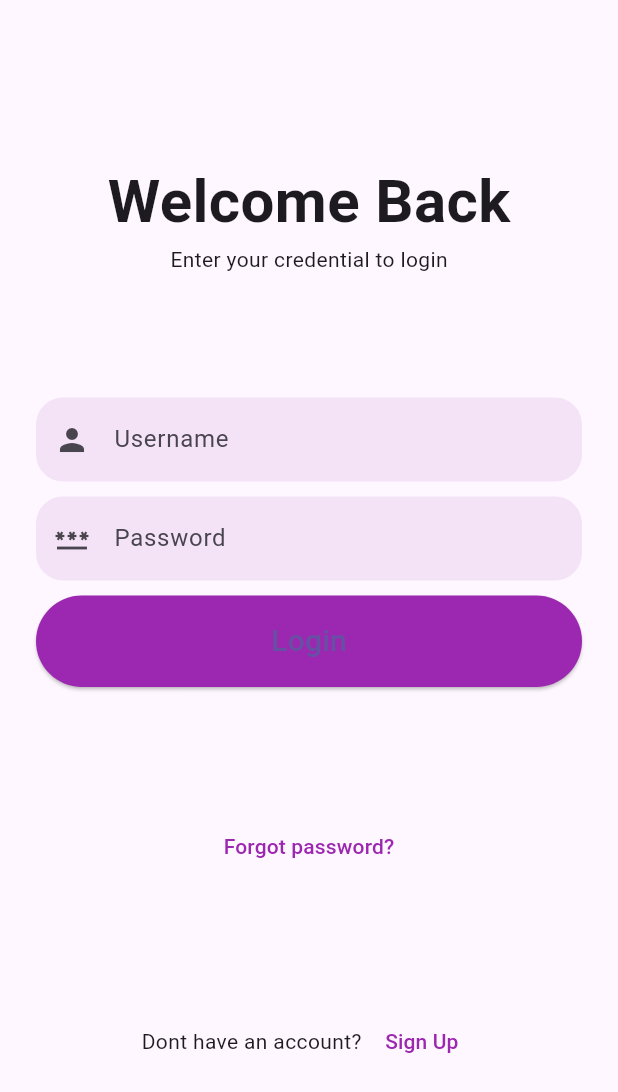
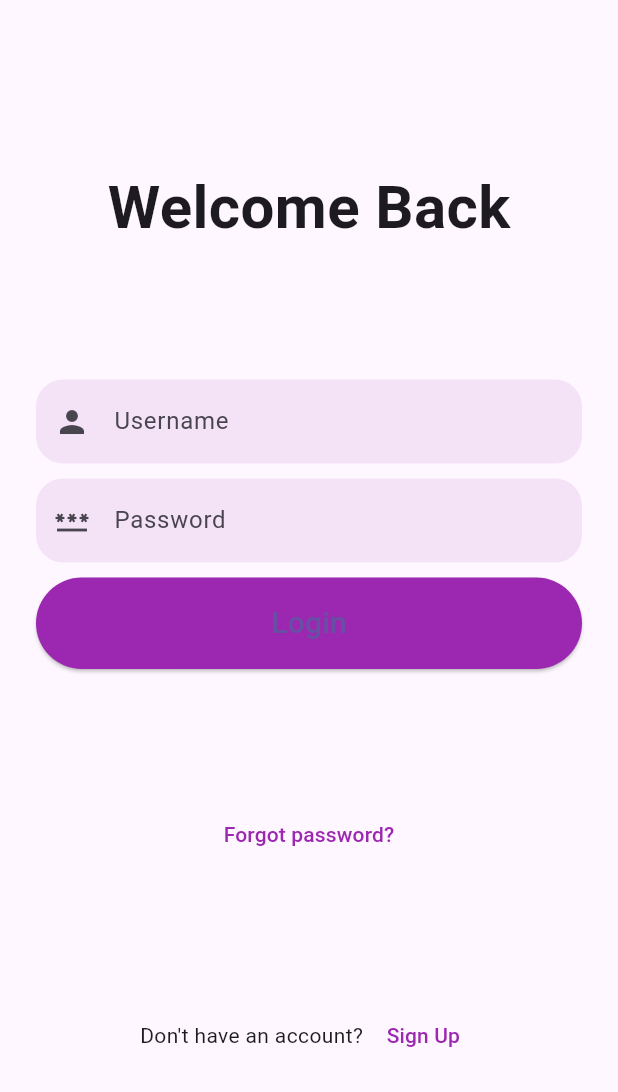
Before and after one commit to ksmittyxo/capstone, a Flutter app: the screen it shows after launch, after a tap on "Login", on a phone screen of 412 x 824 dp. Shown: the top 1092 px of the screen. Run offline on Flutter 3.47's test engine with Material 3 defaults, Android fonts, the phone set to English and light mode, and no system bars; our stand-ins replace sqflite; accounts and stored records are empty.

Commit message:
Fixed typo.

```diff
--- a/lib/login.dart
+++ b/lib/login.dart
@@ -36,7 +36,6 @@ class _LoginScreenState extends State<LoginScreen> {
           "Welcome Back",
           style: TextStyle(fontSize: 40, fontWeight: FontWeight.bold),
         ),
-        Text("Enter your credential to login"),
       ],
     );
   }
@@ -104,7 +103,7 @@ class _LoginScreenState extends State<LoginScreen> {
     return Row(
       mainAxisAlignment: MainAxisAlignment.center,
       children: [
-        const Text("Dont have an account? "),
+        const Text("Don't have an account? "),
         TextButton(
             onPressed: () {
               Navigator.push(
```
Also changed, not shown: pubspec.lock.
